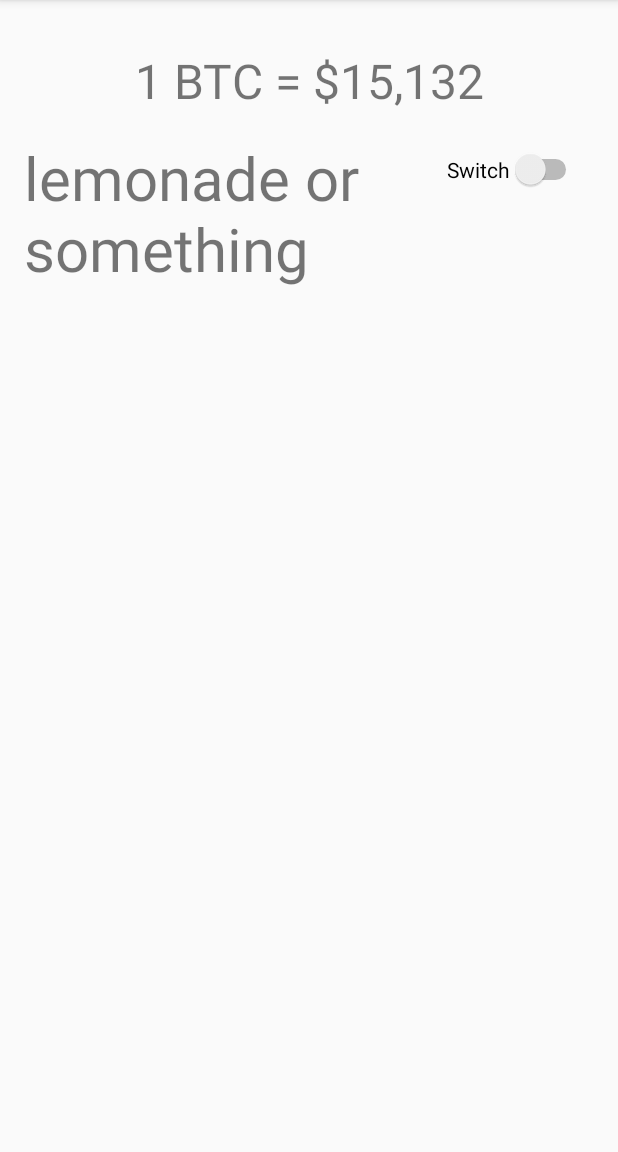
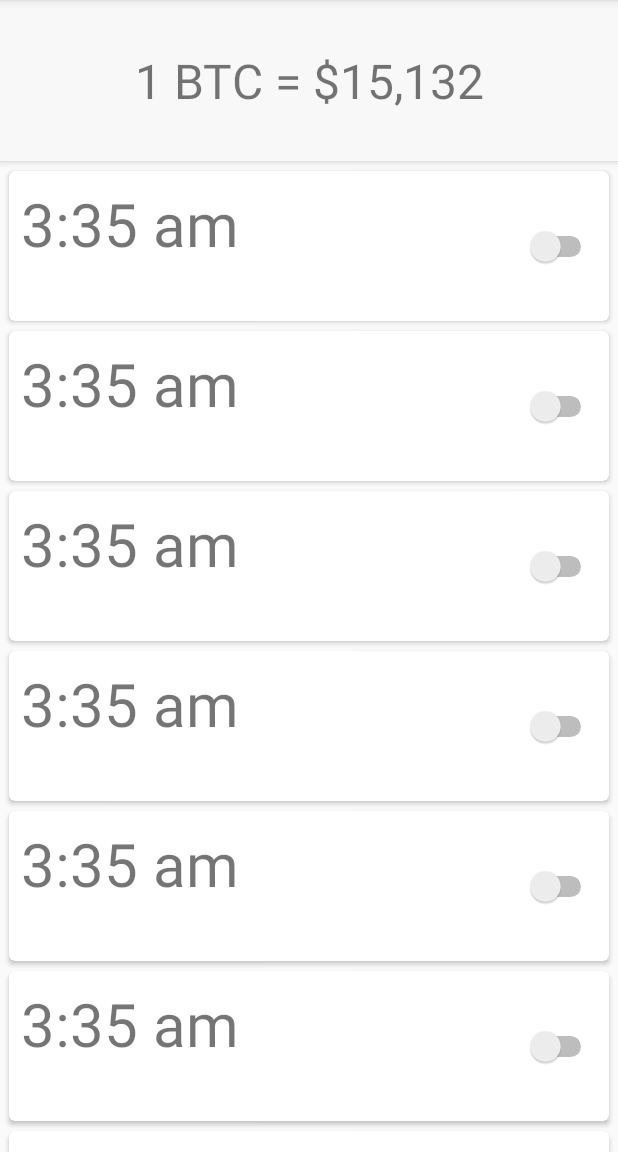
Before and after one commit to samhogan/bitcoin-alarm, an Android app: the screen it shows after launch (MainActivity), on a phone screen of 412 x 824 dp, the part 84-1236 px from its top. Run offline under Robolectric (Android 15) with nearby library versions, the phone set to English and light mode, and no system bars.

Commit message:
layout fixes and improvements

```diff
--- a/app/build.gradle
+++ b/app/build.gradle
@@ -26,4 +26,6 @@
     androidTestImplementation 'com.android.support.test:runner:1.0.1'
     androidTestImplementation 'com.android.support.test.espresso:espresso-core:3.0.1'
     implementation 'com.android.support:recyclerview-v7:26.1.0'
+    implementation 'com.android.support:cardview-v7:26.1.0'
+
 }
--- a/app/src/main/java/com/samhgames/bitcoinalarm/AlarmAdapter.java
+++ b/app/src/main/java/com/samhgames/bitcoinalarm/AlarmAdapter.java
@@ -25,7 +25,7 @@
     @Override
     public int getItemCount()
     {
-        return 6;//alarmList.size();
+        return 600;//alarmList.size();
     }
 
     @Override
@@ -41,7 +41,7 @@
     @Override
     public void onBindViewHolder(AlarmViewHolder holder, int position)
     {
-        holder.timeTextView.setText("lemonade or something");
+        holder.timeTextView.setText("3:35 am");
     }
 
     class AlarmViewHolder extends RecyclerView.ViewHolder
--- a/app/src/main/res/layout/alarm_list_item.xml
+++ b/app/src/main/res/layout/alarm_list_item.xml
@@ -1,27 +1,46 @@
 <?xml version="1.0" encoding="utf-8"?>
-<android.support.constraint.ConstraintLayout
+<android.support.v7.widget.CardView
+    xmlns:card_view="http://schemas.android.com/apk/res-auto"
     xmlns:android="http://schemas.android.com/apk/res/android"
     xmlns:app="http://schemas.android.com/apk/res-auto"
     xmlns:tools="http://schemas.android.com/tools"
+    android:id="@+id/card_view"
     android:layout_width="match_parent"
-    android:layout_height="match_parent"
-    android:padding="16dp">
+    android:layout_height="100dp"
+    card_view:cardCornerRadius="4dp"
+    android:layout_marginTop="3dp"
+    android:layout_marginBottom="3dp"
+    android:layout_marginRight="6dp"
+    android:layout_marginLeft="6dp">
+
+    <android.support.constraint.ConstraintLayout
+        android:layout_width="match_parent"
+        android:layout_height="match_parent">
+
 
         <TextView
-        android:layout_width="match_parent"
+            android:id="@+id/tv_time"
+            android:layout_width="wrap_content"
             android:layout_height="wrap_content"
-        android:id="@+id/tv_time"
+            android:layout_marginStart="8dp"
+            android:layout_marginTop="8dp"
+            android:text="6:45 am"
             android:textSize="40sp"
-        android:text="6:45 am"/>
+            card_view:layout_constraintStart_toStartOf="parent"
+            card_view:layout_constraintTop_toTopOf="parent" />
 
         <Switch
             android:id="@+id/switch1"
             android:layout_width="wrap_content"
             android:layout_height="wrap_content"
+            android:layout_marginBottom="8dp"
             android:layout_marginEnd="8dp"
+
             android:layout_marginTop="8dp"
-        android:text="Switch"
             app:layout_constraintEnd_toEndOf="parent"
-        app:layout_constraintTop_toTopOf="parent" />
-
+            app:layout_constraintTop_toTopOf="parent"
+            card_view:layout_constraintBottom_toBottomOf="parent"
+            card_view:layout_constraintVertical_bias="0.508" />
+            <!-- This View serves as a visual divider between list items -->
     </android.support.constraint.ConstraintLayout>
+</android.support.v7.widget.CardView>
--- a/app/src/main/res/layout/maintest.xml
+++ b/app/src/main/res/layout/maintest.xml
@@ -10,10 +10,21 @@
         android:text="1 BTC = $15,132"
         android:gravity="center"
         android:textSize="32sp"
-        android:paddingTop="32dp"/>
+        android:paddingTop="32dp"
+        android:paddingBottom="32dp"
+        android:elevation="3dp"
+        android:background="#f8f8f8"
+        android:layout_marginTop = "5dp"
+        android:layout_marginLeft="5dp"
+        android:layout_marginRight="5dp"
+        android:layout_marginBottom="0dp"
+        android:layout_margin="0dp"
+        />
 
     <android.support.v7.widget.RecyclerView
         android:layout_width="match_parent"
         android:layout_height="match_parent"
-        android:id="@+id/rv_alarms"/>
+        android:id="@+id/rv_alarms"
+        android:paddingTop="3dp"
+        android:clipToPadding="false"/>
 </LinearLayout>
```
Lines whose indentation alone changed are shown as unchanged.
